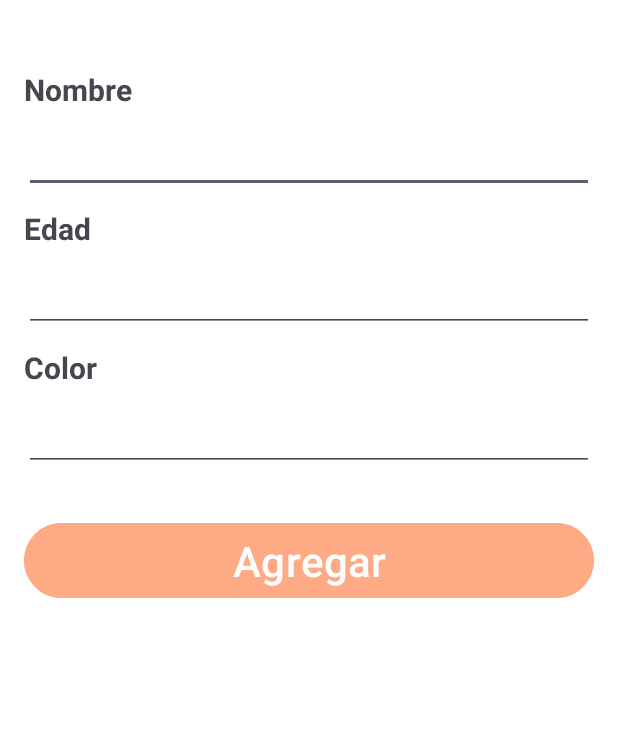
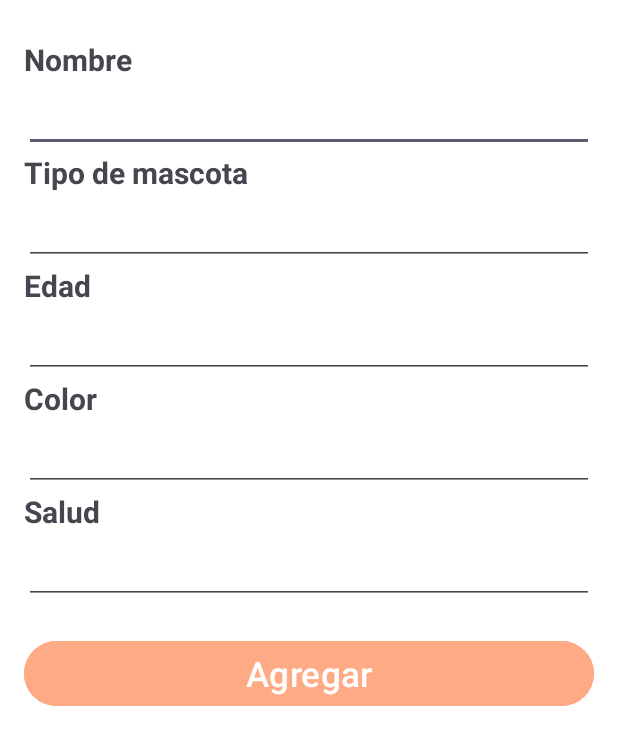
Before and after one commit to soulshiryui2/PETcare, an Android app: the CreatePetActivity screen opened directly, with no data from a screen before it, on a phone screen of 412 x 824 dp. Shown: the top 745 px of the screen. Run offline under Robolectric (Android 15) with nearby library versions, the phone set to English and light mode, and no system bars; our stand-ins replace Firebase (no records; nobody signed in at launch, a user with empty details on screens opened directly), Picasso.

Commit message:
Modificaciones de variables y ajustes de datos

```diff
--- a/app/src/main/java/mx/edu/potros/petcare/CreatePetActivity.kt
+++ b/app/src/main/java/mx/edu/potros/petcare/CreatePetActivity.kt
@@ -30,6 +30,8 @@ class CreatePetActivity : AppCompatActivity() {
     private lateinit var name: EditText
     private lateinit var edad: EditText
     private lateinit var color: EditText
+    private lateinit var tipo: EditText
+    private lateinit var salud: EditText
     private lateinit var precio_vacuna: EditText
     private lateinit var mfirestore: FirebaseFirestore
     private lateinit var mAuth: FirebaseAuth
@@ -59,8 +61,10 @@ class CreatePetActivity : AppCompatActivity() {
 
         linearLayout_image_btn = findViewById(R.id.images_btn)
         name = findViewById(R.id.nombre)
+        tipo = findViewById(R.id.tipo)
         edad = findViewById(R.id.edad)
         color = findViewById(R.id.color)
+        salud = findViewById(R.id.salud)
         photo_pet = findViewById(R.id.pet_photo)
         btn_cu_photo = findViewById(R.id.btn_photo)
         btn_r_photo = findViewById(R.id.btn_remove_photo)
@@ -80,14 +84,16 @@ class CreatePetActivity : AppCompatActivity() {
             linearLayout_image_btn.visibility = View.GONE
             btn_add.setOnClickListener {
                 val namepet = name.text.toString().trim()
+                val tipopet = tipo.text.toString().trim()
                 val edadpet = edad.text.toString().trim()
                 val colorpet = color.text.toString().trim()
+                val saludpet = salud.text.toString().trim()
 
                 if (namepet.isEmpty() && edadpet.isEmpty() && colorpet.isEmpty()) {
                     Toast.makeText(applicationContext, "Ingresar los datos", Toast.LENGTH_SHORT)
                         .show()
                 } else {
-                    postPet(namepet, edadpet, colorpet)
+                    postPet(namepet, tipopet, edadpet, colorpet, saludpet)
                 }
             }
         } else {
@@ -96,14 +102,16 @@ class CreatePetActivity : AppCompatActivity() {
           /*  getPet(id)*/
             btn_add.setOnClickListener {
                 val namepet = name.text.toString().trim()
+                val tipopet = tipo.text.toString().trim()
                 val edadpet = edad.text.toString().trim()
                 val colorpet = color.text.toString().trim()
+                val saludpet = salud.text.toString().trim()
 
                 if (namepet.isEmpty() && edadpet.isEmpty() && colorpet.isEmpty()) {
                     Toast.makeText(applicationContext, "Ingresar los datos", Toast.LENGTH_SHORT)
                         .show()
                 } else {
-                    updatePet(namepet, edadpet, colorpet, id)
+                    updatePet(namepet, tipopet, edadpet, colorpet, saludpet, id)
                 }
             }
         }
@@ -148,8 +156,10 @@ class CreatePetActivity : AppCompatActivity() {
 
   private fun postPet(
         namepet: String,
+        tipopet: String,
         edadpet: String,
         colorpet: String,
+        saludpet: String,
     ) {
         val idUser = mAuth.currentUser!!.uid
         val id = mfirestore.collection("pet").document()
@@ -157,8 +167,10 @@ class CreatePetActivity : AppCompatActivity() {
         map["id_user"] = idUser
         map["id"] = id.id
         map["name"] = namepet
+        map["tipo"] = tipopet
         map["edad"] = edadpet
         map["color"] = colorpet
+        map["salud"] = saludpet
         mfirestore.collection("pet").document(id.id).set(map).addOnSuccessListener {
             Toast.makeText(applicationContext, "Creado exitosamente", Toast.LENGTH_SHORT).show()
             finish()
@@ -204,14 +216,18 @@ class CreatePetActivity : AppCompatActivity() {
 */
     private fun updatePet(
         namepet: String,
+        tipopet: String,
         edadpet: String,
         colorpet: String,
+        saludpet: String,
         id: String
     ) {
         val map: MutableMap<String, Any> = HashMap()
         map["name"] = namepet
+        map["tipo"] = tipopet
         map["edad"] = edadpet
         map["color"] = colorpet
+        map["salud"] = saludpet
         mfirestore.collection("pet").document(id).update(map).addOnSuccessListener {
             Toast.makeText(applicationContext, "Actualizado exitosamente", Toast.LENGTH_SHORT)
                 .show()
--- a/app/src/main/java/mx/edu/potros/petcare/adapter/Petadapter.kt
+++ b/app/src/main/java/mx/edu/potros/petcare/adapter/Petadapter.kt
@@ -30,9 +30,10 @@ class PetAdapter(options: FirestoreRecyclerOptions<Pet>, private val activity: A
         val id = documentSnapshot.id
 
         holder.name.text = pet.name
+        holder.tipo.text = pet.tipo
         holder.age.text = pet.edad
         holder.color.text = pet.color
-
+        holder.salud.text = pet.salud
 
 
         holder.btn_delete.setOnClickListener {
@@ -64,8 +65,10 @@ class PetAdapter(options: FirestoreRecyclerOptions<Pet>, private val activity: A
 
     inner class ViewHolder(itemView: View) : RecyclerView.ViewHolder(itemView) {
         val name: TextView = itemView.findViewById(R.id.nombre)
+        val tipo: TextView = itemView.findViewById(R.id.tipo)
         val age: TextView = itemView.findViewById(R.id.edad)
         val color: TextView = itemView.findViewById(R.id.color)
+        val salud: TextView = itemView.findViewById(R.id.salud)
         val btn_delete: ImageView = itemView.findViewById(R.id.btn_eliminar)
        val btn_edit: ImageView=itemView.findViewById(R.id.btn_editar)
     }
--- a/app/src/main/res/layout/activity_create_pet.xml
+++ b/app/src/main/res/layout/activity_create_pet.xml
@@ -33,7 +33,6 @@
                 android:layout_width="150dp"
                 android:layout_height="150dp"
                 app:cardCornerRadius="70dp"
-                android:layout_marginTop="15dp"
                 >
 
                 <ImageView
@@ -49,7 +48,7 @@
                 android:layout_height="wrap_content"
                 android:gravity="center"
                 android:orientation="horizontal"
-                android:layout_marginTop="15dp"
+                android:layout_marginTop="5dp"
                 >
 
                 <Button
@@ -87,14 +86,31 @@
             android:text="Nombre"
             android:textSize="20sp"
             android:textStyle="bold"
-            android:layout_marginTop="20dp"/>
+            />
+
+        <EditText
+            android:id="@+id/tipo"
+            android:layout_width="match_parent"
+            android:layout_height="wrap_content"
+            android:ems="10"
+            android:textSize="20sp"
+            android:inputType="textPersonName" />
+
+        <TextView
+            android:id="@+id/textView2"
+            android:layout_width="match_parent"
+            android:layout_height="wrap_content"
+            android:text="@string/tipoMascota"
+            android:textSize="20sp"
+            android:textStyle="bold"
+            />
 
         <EditText
             android:id="@+id/nombre"
             android:layout_width="match_parent"
             android:layout_height="wrap_content"
             android:ems="10"
-            android:textSize="25sp"
+            android:textSize="20sp"
             android:inputType="textPersonName" />
 
         <TextView
@@ -103,14 +119,14 @@
             android:text="Edad"
             android:textSize="20sp"
             android:textStyle="bold"
-            android:layout_marginTop="10dp"/>
+            />
 
         <EditText
             android:id="@+id/edad"
             android:layout_width="match_parent"
             android:layout_height="wrap_content"
             android:ems="10"
-            android:textSize="25sp"
+            android:textSize="20sp"
             android:inputType="textPersonName" />
 
         <TextView
@@ -119,7 +135,6 @@
             android:text="Color"
             android:textSize="20sp"
             android:textStyle="bold"
-            android:layout_marginTop="10dp"
             />
 
         <EditText
@@ -127,7 +142,23 @@
             android:layout_width="match_parent"
             android:layout_height="wrap_content"
             android:ems="10"
-            android:textSize="25sp"
+            android:textSize="20sp"
+            android:inputType="textPersonName" />
+
+        <TextView
+            android:layout_width="match_parent"
+            android:layout_height="wrap_content"
+            android:text="@string/saludMascota"
+            android:textSize="20sp"
+            android:textStyle="bold"
+            />
+
+        <EditText
+            android:id="@+id/salud"
+            android:layout_width="match_parent"
+            android:layout_height="wrap_content"
+            android:ems="10"
+            android:textSize="20sp"
             android:inputType="textPersonName" />
 
         <Space
@@ -140,8 +171,8 @@
             android:layout_height="wrap_content"
             android:text="@string/agg"
             android:backgroundTint="@color/salmon"
-            android:layout_marginTop="15dp"
-            android:textSize="28sp"
+            android:layout_marginTop="5dp"
+            android:textSize="23sp"
             />
     </LinearLayout>
 </androidx.constraintlayout.widget.ConstraintLayout>
--- a/app/src/main/res/values/strings.xml
+++ b/app/src/main/res/values/strings.xml
@@ -7,8 +7,10 @@
 
     <string name="nombreUsuario">Nombre usuario</string>
     <string name="nombreMascota">Nombre mascota</string>
+    <string name="tipoMascota">Tipo de mascota</string>
     <string name="edadMascota">Edad mascota</string>
     <string name="colorMascota">Color mascota</string>
+    <string name="saludMascota">Salud</string>
     <string name="creacionMascota">Creación de mascota</string>
     <string name="aggPet">Añadir Pet</string>
 
```
Also changed, not shown: app/src/main/java/mx/edu/potros/petcare/CreatePetFragment.kt (+14 -5 lines), app/src/main/java/mx/edu/potros/petcare/model/Pet.kt (+13 -1 lines), app/src/main/res/layout/fragment_create_pet.xml (+22 -1 lines), app/src/main/res/layout/view_pet_single.xml (+17 -1 lines).
